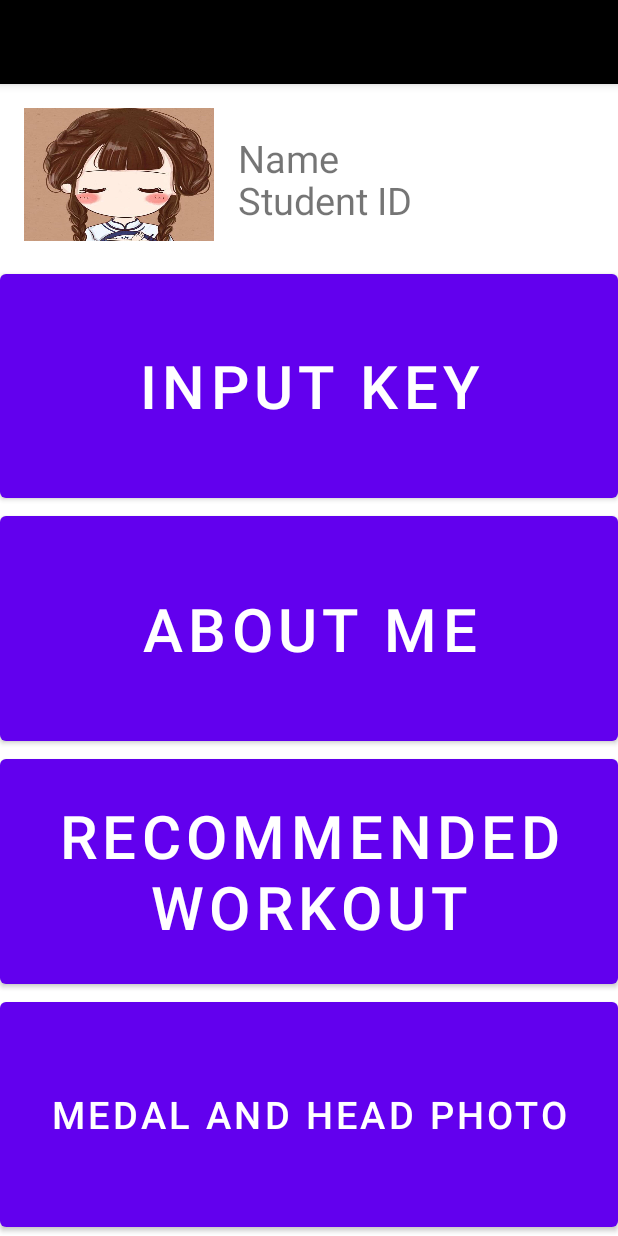
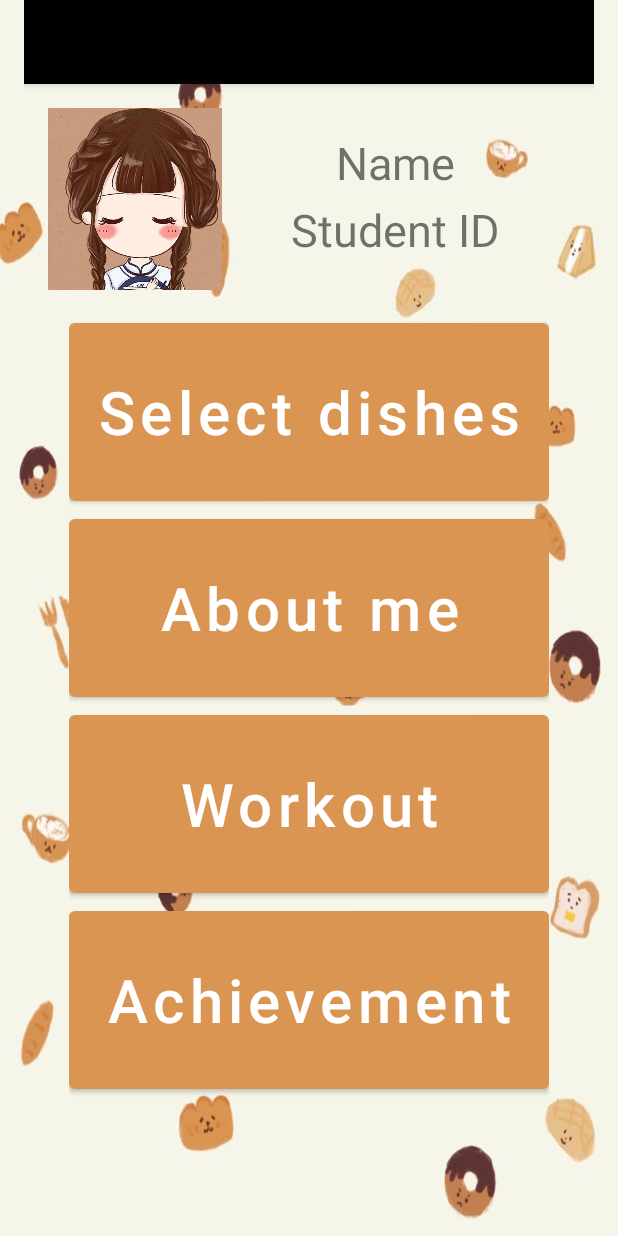
Before and after one commit to XuSog/Calorize, an Android app: the screen it shows after launch (MainActivity), on a phone screen of 412 x 824 dp. Run offline under Robolectric (Android 15) with nearby library versions, the phone set to English and light mode, and no system bars.

Commit message:
update of main page

```diff
--- a/app/src/main/res/layout/activity_main.xml
+++ b/app/src/main/res/layout/activity_main.xml
@@ -5,7 +5,12 @@
     xmlns:tools="http://schemas.android.com/tools"
     android:layout_width="match_parent"
     android:layout_height="match_parent"
+    android:background="@drawable/background"
+    android:paddingLeft="16dp"
+    android:paddingRight="16dp"
     tools:context=".MainActivity">
+
+
 
     <com.google.android.material.appbar.AppBarLayout
         android:layout_width="match_parent"
@@ -15,109 +20,139 @@
             android:id="@+id/toolbar"
             android:layout_width="match_parent"
             android:layout_height="?attr/actionBarSize"
-            android:background="?attr/colorPrimary" />
+            android:background="#DA9552"/>
 
     </com.google.android.material.appbar.AppBarLayout>
 
     <LinearLayout
-        android:orientation="horizontal"
         android:layout_width="match_parent"
         android:layout_height="0dp"
+        android:layout_gravity="center"
+        android:layout_weight="1"
+        android:orientation="horizontal"
+        android:paddingLeft="16dp"
         android:paddingTop="16dp"
-        android:paddingBottom="16dp"
-        android:paddingLeft="16dp"
         android:paddingRight="16dp"
-        android:layout_weight="0.75">
+        android:paddingBottom="16dp">
+
 
         <ImageButton
             android:id="@+id/profilePic"
             android:layout_width="0dp"
             android:layout_height="match_parent"
+            android:layout_gravity="center"
+            android:layout_weight="1"
+            android:background="@drawable/p01"
+            android:paddingLeft="16dp"
             android:paddingTop="16dp"
-            android:paddingBottom="16dp"
-            android:paddingLeft="16dp"
             android:paddingRight="16dp"
-            android:background="@drawable/p01"
-            android:layout_weight="1" />
+            android:paddingBottom="16dp" />
 
         <LinearLayout
-            android:orientation="vertical"
             android:layout_width="0dp"
             android:layout_height="match_parent"
+            android:layout_weight="2"
+            android:orientation="vertical"
+            android:paddingLeft="16dp"
             android:paddingTop="16dp"
-            android:paddingBottom="16dp"
-            android:paddingLeft="16dp"
             android:paddingRight="16dp"
-            android:layout_weight="2">
+            android:paddingBottom="16dp">
 
             <TextView
                 android:id="@+id/userName"
                 android:layout_width="wrap_content"
                 android:layout_height="0dp"
+                android:layout_gravity="center"
                android:layout_weight="1"
-                android:layout_gravity= "left"
-                android:textSize="25dp"
-                android:text="Name" />
+                android:text="Name"
+                android:textSize="30dp" />
 
             <TextView
                 android:id="@+id/studentIDBox"
                 android:layout_width="wrap_content"
                 android:layout_height="0dp"
+                android:layout_gravity="center"
                 android:layout_weight="1"
-                android:layout_gravity= "left"
-                android:textSize="25dp"
-                android:text="Student ID" />
+                android:text="Student ID"
+                android:textAllCaps="false"
+                android:textSize="30dp" />
 
         </LinearLayout>
 
     </LinearLayout>
 
+    <LinearLayout
+        android:layout_width="match_parent"
+        android:layout_height="0dp"
+        android:layout_weight="4"
+        android:paddingLeft="30dp"
+        android:paddingRight="30dp"
+        android:weightSum="4.7"
+        android:orientation="vertical">
+
         <Button
             android:id="@+id/buttonOne"
             android:layout_width="match_parent"
             android:layout_height="0dp"
+            android:layout_gravity="center"
+            android:layout_weight="1"
+            android:paddingLeft="16dp"
             android:paddingTop="16dp"
+            android:paddingRight="16dp"
             android:paddingBottom="16dp"
-        android:paddingLeft="16dp"
-        android:paddingRight="16dp"
-        android:text="Input Key"
+
+            android:text="Select dishes"
+            android:textAllCaps="false"
             android:textSize="40dp"
-        android:layout_weight="1" />
+            app:backgroundTint="#DA9552" />
 
         <Button
             android:id="@+id/buttonTwo"
             android:layout_width="match_parent"
             android:layout_height="0dp"
+            android:layout_gravity="center"
+            android:layout_weight="1"
+            android:paddingLeft="16dp"
             android:paddingTop="16dp"
+            android:paddingRight="16dp"
             android:paddingBottom="16dp"
-        android:paddingLeft="16dp"
-        android:paddingRight="16dp"
-        android:text="about me"
+            android:text="About me"
+            android:textAllCaps="false"
             android:textSize="40dp"
-        android:layout_weight="1" />
+            app:backgroundTint="#DA9552" />
 
         <Button
             android:id="@+id/plan"
             android:layout_width="match_parent"
             android:layout_height="0dp"
+            android:layout_gravity="center"
+            android:layout_weight="1"
+            android:paddingLeft="16dp"
             android:paddingTop="16dp"
+            android:paddingRight="16dp"
             android:paddingBottom="16dp"
-        android:paddingLeft="16dp"
-        android:paddingRight="16dp"
-        android:text="Recommended\nWorkout"
+            android:text="Workout"
+            android:textAllCaps="false"
             android:textSize="40dp"
-        android:layout_weight="1" />
+            app:backgroundTint="#DA9552" />
 
         <Button
             android:id="@+id/button_Medal_and_Photo"
             android:layout_width="match_parent"
             android:layout_height="0dp"
+            android:layout_gravity="center"
+            android:layout_weight="1"
+            android:paddingLeft="16dp"
             android:paddingTop="16dp"
+            android:paddingRight="16dp"
             android:paddingBottom="16dp"
-        android:paddingLeft="16dp"
-        android:paddingRight="16dp"
-        android:text="Medal and head photo"
-        android:textSize="25dp"
-        android:layout_weight="1" />
+            android:text="Achievement"
+            android:textAllCaps="false"
+            android:textSize="40dp"
+            app:backgroundTint="#DA9552" />
+
 
     </LinearLayout>
+
+
+</LinearLayout>
```
Lines whose indentation alone changed are shown as unchanged.
